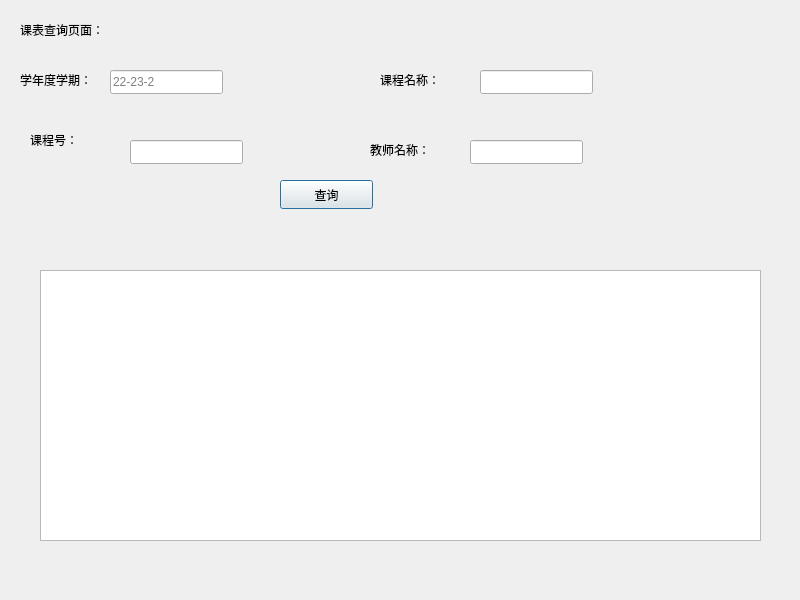
Qt form frontend/coursequerypage.ui (000lbh/PKUHelperAgain) before a commit.
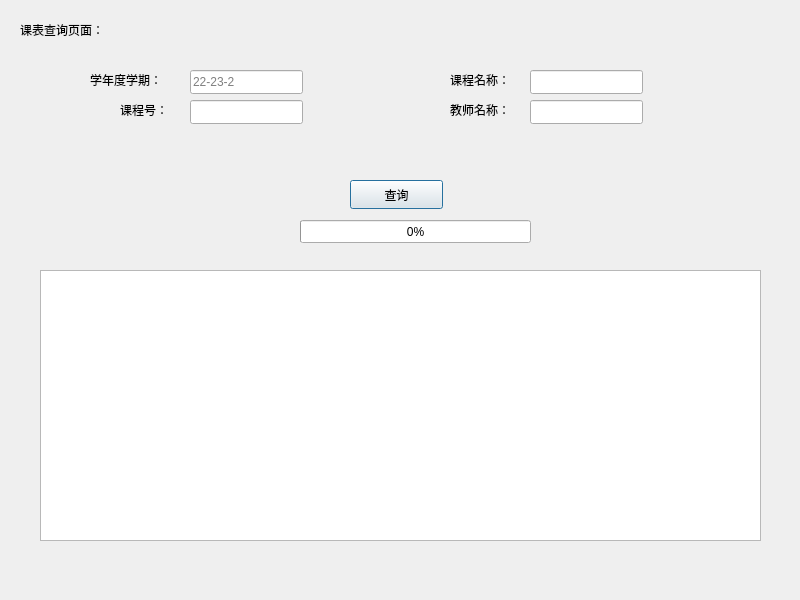
The same form after that commit. Icons and pictures are not drawn.

Patch:
```diff
--- a/frontend/coursequerypage.ui
+++ b/frontend/coursequerypage.ui
@@ -33,7 +33,7 @@
   <widget class="QLineEdit" name="xndxqEdit">
    <property name="geometry">
     <rect>
-     <x>110</x>
+     <x>190</x>
      <y>70</y>
      <width>113</width>
      <height>24</height>
@@ -46,7 +46,7 @@
   <widget class="QLabel" name="label_2">
    <property name="geometry">
     <rect>
-     <x>20</x>
+     <x>90</x>
      <y>70</y>
      <width>91</width>
      <height>20</height>
@@ -59,7 +59,7 @@
   <widget class="QLineEdit" name="kcmcEdit">
    <property name="geometry">
     <rect>
-     <x>480</x>
+     <x>530</x>
      <y>70</y>
      <width>113</width>
      <height>24</height>
@@ -69,8 +69,8 @@
   <widget class="QLineEdit" name="kchEdit">
    <property name="geometry">
     <rect>
-     <x>130</x>
-     <y>140</y>
+     <x>190</x>
+     <y>100</y>
      <width>113</width>
      <height>24</height>
     </rect>
@@ -79,8 +79,8 @@
   <widget class="QLineEdit" name="jsmcEdit">
    <property name="geometry">
     <rect>
-     <x>470</x>
-     <y>140</y>
+     <x>530</x>
+     <y>100</y>
      <width>113</width>
      <height>24</height>
     </rect>
@@ -89,7 +89,7 @@
   <widget class="QLabel" name="label_3">
    <property name="geometry">
     <rect>
-     <x>380</x>
+     <x>450</x>
      <y>70</y>
      <width>69</width>
      <height>20</height>
@@ -102,8 +102,8 @@
   <widget class="QLabel" name="label_4">
    <property name="geometry">
     <rect>
-     <x>30</x>
-     <y>130</y>
+     <x>120</x>
+     <y>100</y>
      <width>69</width>
      <height>20</height>
     </rect>
@@ -115,8 +115,8 @@
   <widget class="QLabel" name="label_5">
    <property name="geometry">
     <rect>
-     <x>370</x>
-     <y>140</y>
+     <x>450</x>
+     <y>100</y>
      <width>69</width>
      <height>20</height>
     </rect>
@@ -128,7 +128,7 @@
   <widget class="QPushButton" name="pushButton">
    <property name="geometry">
     <rect>
-     <x>280</x>
+     <x>350</x>
      <y>180</y>
      <width>93</width>
      <height>29</height>
@@ -161,6 +161,19 @@
     <string/>
    </property>
   </widget>
+  <widget class="QProgressBar" name="progressBar">
+   <property name="geometry">
+    <rect>
+     <x>300</x>
+     <y>220</y>
+     <width>231</width>
+     <height>23</height>
+    </rect>
+   </property>
+   <property name="value">
+    <number>0</number>
+   </property>
+  </widget>
  </widget>
  <resources>
   <include location="../res.qrc"/>
```
